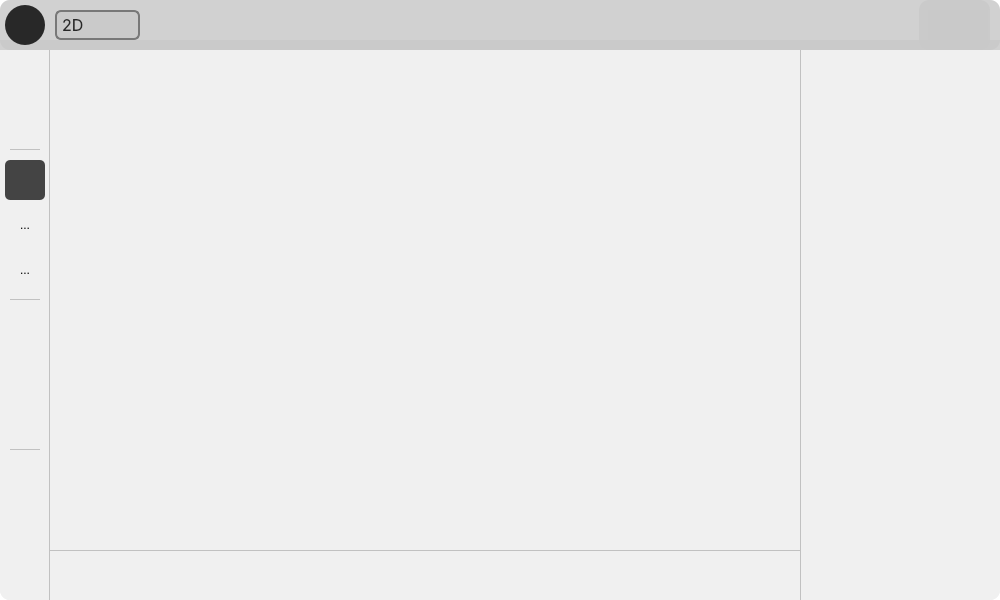
Qt form main_structure.ui (KatouMegumii/easy-to-segment) before a commit.
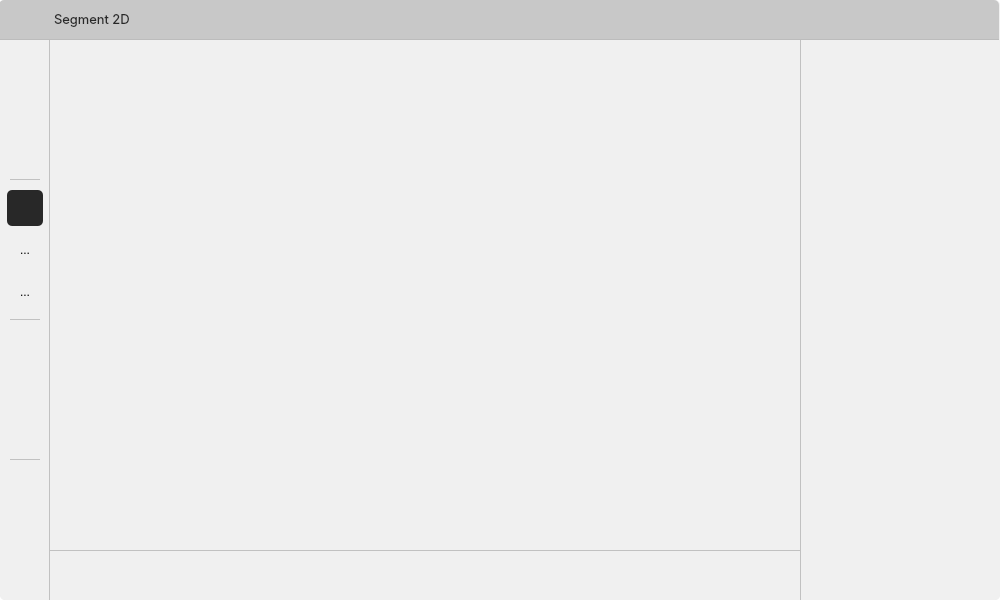
The same form after that commit. Icons and pictures are not drawn.

Commit message: style reforged

What changed in the file:
```diff
--- a/main_structure.ui
+++ b/main_structure.ui
@@ -11,7 +11,7 @@
    </rect>
   </property>
   <property name="windowTitle">
-   <string>Form</string>
+   <string>Easy To Segement</string>
   </property>
   <property name="styleSheet">
    <string notr="true">background-color: transparent;</string>
@@ -29,10 +29,10 @@
     <number>1</number>
    </property>
    <property name="styleSheet">
-    <string notr="true">border-top-left-radius:10px;
-border-top-right-radius:10px;
-border-bottom-left-radius:10px;
-border-bottom-right-radius:10px;
+    <string notr="true">border-top-left-radius:5px;
+border-top-right-radius:5px;
+border-bottom-left-radius:5px;
+border-bottom-right-radius:5px;
 background-color: rgb(240, 240, 240);</string>
    </property>
    <property name="frameShape">
@@ -44,18 +44,21 @@
    <widget class="QFrame" name="frame_top_bar">
     <property name="geometry">
      <rect>
-      <x>0</x>
+      <x>-1</x>
       <y>0</y>
       <width>1000</width>
-      <height>50</height>
+      <height>40</height>
      </rect>
     </property>
     <property name="styleSheet">
-     <string notr="true">border-top-left-radius:10px;
-border-top-right-radius:10px;
-border-bottom-left-radius:10px;
-border-bottom-right-radius:10px;
-background-color: rgba(200, 200, 200, 200)</string>
+     <string notr="true">QFrame#frame_top_bar{
+border-top-left-radius:5px;
+border-top-right-radius:5px;
+border-bottom-left-radius:0px;
+border-bottom-right-radius:0px;
+background-color: rgb(200, 200, 200);
+border-bottom: 1px solid rgba(180, 180, 180, 200);
+}</string>
     </property>
     <property name="frameShape">
      <enum>QFrame::StyledPanel</enum>
@@ -73,7 +76,8 @@
       </rect>
      </property>
      <property name="styleSheet">
-      <string notr="true"/>
+      <string notr="true">border-radius: 0px;
+border-bottom: 1px solid rgba(180, 180, 180, 200)</string>
      </property>
      <property name="frameShape">
       <enum>QFrame::StyledPanel</enum>
@@ -82,60 +86,19 @@
       <enum>QFrame::Raised</enum>
      </property>
     </widget>
-    <widget class="QPushButton" name="button_import">
-     <property name="geometry">
-      <rect>
-       <x>5</x>
-       <y>5</y>
-       <width>40</width>
-       <height>40</height>
-      </rect>
-     </property>
-     <property name="styleSheet">
-      <string notr="true">QPushButton{
-border-radius: 20px;
-min-width:40px;
-max-width:40px;
-min-height:40px;
-max-height:40px;
-background-color: rgb(40, 40, 40)
-}
-
-QPushButton:hover{
-	background-color: rgb(80, 80, 80);
-}
-QPushButton:pressed{
-	background-color: rgb(20, 20, 20);
-}
-</string>
-     </property>
-     <property name="text">
-      <string/>
-     </property>
-     <property name="icon">
-      <iconset>
-       <normaloff>UI icon/import-file.svg</normaloff>UI icon/import-file.svg</iconset>
-     </property>
-     <property name="iconSize">
-      <size>
-       <width>24</width>
-       <height>24</height>
-      </size>
-     </property>
-    </widget>
     <widget class="QComboBox" name="cbox_mode">
      <property name="geometry">
       <rect>
-       <x>55</x>
-       <y>10</y>
-       <width>85</width>
+       <x>50</x>
+       <y>5</y>
+       <width>100</width>
        <height>30</height>
       </rect>
      </property>
      <property name="font">
       <font>
        <family>SF Pro Display</family>
-       <pointsize>12</pointsize>
+       <pointsize>10</pointsize>
        <bold>false</bold>
       </font>
      </property>
@@ -144,18 +107,38 @@
      </property>
      <property name="styleSheet">
       <string notr="true">QComboBox {
-    border: 2px solid rgb(120,120,120); 
-    border-radius: 6px;
+    border-radius: 0px;
     color: rgb(40,40,40);
     padding-left:5px;
     padding-bottom:1px;
+    background:transparent;
 }
 
 
+QComboBox QAbstractItemView {
+    border:transparent;
+    outline: 0px;
+    border-radius:0px;
+	color: rgb(40,40,40);
+    background-color: rgb();
+}
+
+QComboBox QAbstractItemView::item{
+    border:transparent;
+    color: rgb(40,40,40);
+    height:30px;
+    padding-left:2px;
+}
+
+QComboBox QAbstractItemView::item:selected{
+    border:transparent;
+    color: rgb(40,40,40);
+    background-color: rgba(80, 80, 80, 50);
+}
+
 QComboBox::down-arrow { 
-width:16px; 
-height: 16px;
-padding-right:10px;
+width:12px; 
+height: 12px;
 image: url(D:/Python Coding/easy-to-segment/UI icon/down-arrow.svg); 
 }
 
@@ -166,54 +149,38 @@
      </property>
      <property name="iconSize">
       <size>
-       <width>20</width>
-       <height>20</height>
+       <width>16</width>
+       <height>16</height>
       </size>
      </property>
      <item>
       <property name="text">
-       <string>2D</string>
+       <string>Segment 2D</string>
       </property>
-      <property name="icon">
-       <iconset>
-        <normaloff>UI icon/2d.svg</normaloff>UI icon/2d.svg</iconset>
-      </property>
      </item>
      <item>
       <property name="text">
-       <string>3D</string>
+       <string>Segment 3D</string>
       </property>
-      <property name="icon">
-       <iconset>
-        <normaloff>UI icon/3d.svg</normaloff>UI icon/3d.svg</iconset>
-      </property>
      </item>
     </widget>
-    <widget class="QFrame" name="frame_top_right">
+    <widget class="QPushButton" name="button_minimize">
      <property name="geometry">
       <rect>
-       <x>919</x>
-       <y>0</y>
-       <width>71</width>
-       <height>50</height>
+       <x>935</x>
+       <y>5</y>
+       <width>30</width>
+       <height>30</height>
       </rect>
      </property>
-     <property name="frameShape">
-      <enum>QFrame::StyledPanel</enum>
-     </property>
-     <property name="frameShadow">
-      <enum>QFrame::Raised</enum>
-     </property>
-     <layout class="QHBoxLayout" name="horizontalLayout">
-      <item>
-       <widget class="QPushButton" name="button_minimize">
-        <property name="styleSheet">
-         <string notr="true">QPushButton{
+     <property name="styleSheet">
+      <string notr="true">QPushButton{
 border-radius: 0px;
 min-width:30px;
 max-width:30px;
 min-height:30px;
 max-height:30px;
+background:transparent;
 }
 
 QPushButton:hover{
@@ -223,31 +190,38 @@
 	background-color: rgba(20, 20, 20, 100);
 }
 </string>
-        </property>
-        <property name="text">
-         <string/>
-        </property>
-        <property name="icon">
-         <iconset>
-          <normaloff>UI icon/minimize.svg</normaloff>UI icon/minimize.svg</iconset>
-        </property>
-        <property name="iconSize">
-         <size>
-          <width>18</width>
-          <height>18</height>
-         </size>
-        </property>
-       </widget>
-      </item>
-      <item>
-       <widget class="QPushButton" name="button_close">
-        <property name="styleSheet">
-         <string notr="true">QPushButton{
+     </property>
+     <property name="text">
+      <string/>
+     </property>
+     <property name="icon">
+      <iconset>
+       <normaloff>UI icon/minimize.svg</normaloff>UI icon/minimize.svg</iconset>
+     </property>
+     <property name="iconSize">
+      <size>
+       <width>18</width>
+       <height>18</height>
+      </size>
+     </property>
+    </widget>
+    <widget class="QPushButton" name="button_close">
+     <property name="geometry">
+      <rect>
+       <x>965</x>
+       <y>5</y>
+       <width>30</width>
+       <height>30</height>
+      </rect>
+     </property>
+     <property name="styleSheet">
+      <string notr="true">QPushButton{
 border-radius: 0px;
 min-width:30px;
 max-width:30px;
 min-height:30px;
 max-height:30px;
+background:transparent;
 }
 
 QPushButton:hover{
@@ -257,43 +231,62 @@
 	background-color: rgba(20, 20, 20, 100);
 }
 </string>
-        </property>
-        <property name="text">
-         <string/>
-        </property>
-        <property name="icon">
-         <iconset>
-          <normaloff>UI icon/close.svg</normaloff>UI icon/close.svg</iconset>
-        </property>
-        <property name="iconSize">
-         <size>
-          <width>18</width>
-          <height>18</height>
-         </size>
-        </property>
-       </widget>
-      </item>
-     </layout>
+     </property>
+     <property name="text">
+      <string/>
+     </property>
+     <property name="icon">
+      <iconset>
+       <normaloff>UI icon/close.svg</normaloff>UI icon/close.svg</iconset>
+     </property>
+     <property name="iconSize">
+      <size>
+       <width>18</width>
+       <height>18</height>
+      </size>
+     </property>
     </widget>
-    <zorder>frame_top_border</zorder>
-    <zorder>button_import</zorder>
-    <zorder>frame_top_right</zorder>
+    <widget class="QLabel" name="icon">
+     <property name="geometry">
+      <rect>
+       <x>12</x>
+       <y>6</y>
+       <width>28</width>
+       <height>28</height>
+      </rect>
+     </property>
+     <property name="styleSheet">
+      <string notr="true">image: url(D:/Python Coding/easy-to-segment/UI icon/logo.png);
+boarder-radius:4px;
+background:transparent;</string>
+     </property>
+     <property name="text">
+      <string/>
+     </property>
+    </widget>
+    <zorder>icon</zorder>
     <zorder>cbox_mode</zorder>
+    <zorder>frame_top_border</zorder>
+    <zorder>button_minimize</zorder>
+    <zorder>button_close</zorder>
    </widget>
    <widget class="QFrame" name="frame_function_bar">
     <property name="geometry">
      <rect>
       <x>0</x>
-      <y>50</y>
+      <y>40</y>
       <width>50</width>
-      <height>550</height>
+      <height>560</height>
      </rect>
     </property>
     <property name="styleSheet">
-     <string notr="true">border-top-left-radius:10px;
-border-top-right-radius:10px;
-border-bottom-left-radius:10px;
-border-bottom-right-radius:10px;</string>
+     <string notr="true">QFrame#frame_function_bar{
+border-top-left-radius:0px;
+border-top-right-radius:0px;
+border-bottom-left-radius:5px;
+border-bottom-right-radius:0px;
+border-right: 1px solid rgba(180, 180, 180, 200)
+}</string>
     </property>
     <property name="frameShape">
      <enum>QFrame::StyledPanel</enum>
@@ -301,181 +294,19 @@
     <property name="frameShadow">
      <enum>QFrame::Raised</enum>
     </property>
-    <widget class="QFrame" name="frame_function_bar_border">
-     <property name="geometry">
-      <rect>
-       <x>40</x>
-       <y>0</y>
-       <width>10</width>
-       <height>550</height>
-      </rect>
-     </property>
-     <property name="styleSheet">
-      <string notr="true">border-right: 0.5px solid rgba(180, 180, 180, 200)</string>
-     </property>
-     <property name="frameShape">
-      <enum>QFrame::StyledPanel</enum>
-     </property>
-     <property name="frameShadow">
-      <enum>QFrame::Raised</enum>
-     </property>
-    </widget>
-    <widget class="QFrame" name="frame_operation">
-     <property name="geometry">
-      <rect>
-       <x>0</x>
-       <y>400</y>
-       <width>50</width>
-       <height>150</height>
-      </rect>
-     </property>
-     <property name="styleSheet">
-      <string notr="true">background: transparent;</string>
-     </property>
-     <property name="frameShape">
-      <enum>QFrame::StyledPanel</enum>
-     </property>
-     <property name="frameShadow">
-      <enum>QFrame::Raised</enum>
-     </property>
-     <widget class="QPushButton" name="button_undo">
-      <property name="geometry">
-       <rect>
-        <x>5</x>
-        <y>10</y>
-        <width>40</width>
-        <height>40</height>
-       </rect>
-      </property>
-      <property name="styleSheet">
-       <string notr="true">QPushButton{
-border-radius: 5px;
-min-width:40px;
-max-width:40px;
-min-height:40px;
-max-height:40px;
-}
-
-QPushButton:hover{
-background-color: rgba(80,80,80,50);
-}
-
-QPushButton:pressed{
-border: transparent;
-background-color: rgba(40,40,40,220);
-icon: url(D:/Python Coding/easy-to-segment/UI icon/undo-white.svg);
-}</string>
-      </property>
-      <property name="text">
-       <string/>
-      </property>
-      <property name="icon">
-       <iconset>
-        <normaloff>UI icon/undo.svg</normaloff>UI icon/undo.svg</iconset>
-      </property>
-      <property name="iconSize">
-       <size>
-        <width>24</width>
-        <height>24</height>
-       </size>
-      </property>
-     </widget>
-     <widget class="QPushButton" name="button_redo">
-      <property name="geometry">
-       <rect>
-        <x>5</x>
-        <y>55</y>
-        <width>40</width>
-        <height>40</height>
-       </rect>
-      </property>
-      <property name="styleSheet">
-       <string notr="true">QPushButton{
-border-radius: 5px;
-min-width:40px;
-max-width:40px;
-min-height:40px;
-max-height:40px;
-}
-
-QPushButton:hover{
-background-color: rgba(80,80,80,50);
-}
-
-QPushButton:pressed{
-border: transparent;
-background-color: rgba(40,40,40,220);
-icon: url(D:/Python Coding/easy-to-segment/UI icon/redo-white.svg);
-}</string>
-      </property>
-      <property name="text">
-       <string/>
-      </property>
-      <property name="icon">
-       <iconset>
-        <normaloff>UI icon/redo.svg</normaloff>UI icon/redo.svg</iconset>
-      </property>
-      <property name="iconSize">
-       <size>
-        <width>24</width>
-        <height>24</height>
-       </size>
-      </property>
-     </widget>
-     <widget class="QPushButton" name="button_reset">
-      <property name="geometry">
-       <rect>
-        <x>5</x>
-        <y>100</y>
-        <width>40</width>
-        <height>40</height>
-       </rect>
-      </property>
-      <property name="styleSheet">
-       <string notr="true">QPushButton{
-border-radius: 5px;
-min-width:40px;
-max-width:40px;
-min-height:40px;
-max-height:40px;
-}
-
-QPushButton:hover{
-background-color: rgba(80,80,80,50);
-}
-
-QPushButton:pressed{
-border: transparent;
-background-color: rgba(40,40,40,220);
-icon: url(D:/Python Coding/easy-to-segment/UI icon/reset-white.svg);
-}</string>
-      </property>
-      <property name="text">
-       <string/>
-      </property>
-      <property name="icon">
-       <iconset>
-        <normaloff>UI icon/reset.svg</normaloff>UI icon/reset.svg</iconset>
-      </property>
-      <property name="iconSize">
-       <size>
-        <width>24</width>
-        <height>24</height>
-       </size>
-      </property>
-     </widget>
-    </widget>
     <widget class="QFrame" name="frame_settings">
      <property name="geometry">
       <rect>
        <x>0</x>
        <y>0</y>
        <width>50</width>
-       <height>100</height>
+       <height>140</height>
       </rect>
      </property>
      <property name="styleSheet">
-      <string notr="true">background: transparent;</string>
+      <string notr="true">
+background: transparent;
+</string>
      </property>
      <property name="frameShape">
       <enum>QFrame::StyledPanel</enum>
@@ -486,10 +317,10 @@
      <widget class="QPushButton" name="button_settings">
       <property name="geometry">
        <rect>
-        <x>5</x>
-        <y>5</y>
-        <width>40</width>
-        <height>40</height>
+        <x>7</x>
+        <y>94</y>
+        <width>36</width>
+        <height>36</height>
        </rect>
       </property>
       <property name="toolTipDuration">
@@ -498,10 +329,10 @@
       <property name="styleSheet">
        <string notr="true">QPushButton{
 border-radius: 5px;
-min-width:40px;
-max-width:40px;
-min-height:40px;
-max-height:40px;
+min-width:36px;
+max-width:36px;
+min-height:36px;
+max-height:36px;
 }
 
 QPushButton:hover{
@@ -510,7 +341,7 @@
 
 QPushButton:pressed{
 border: transparent;
-background-color: rgba(40,40,40,220);
+background-color: rgb(40,40,40);
 icon: url(D:/Python Coding/easy-to-segment/UI icon/settings-white.svg);
 }
 </string>
@@ -529,32 +360,13 @@
        </size>
       </property>
      </widget>
-     <widget class="QFrame" name="frame_settings_border">
-      <property name="geometry">
-       <rect>
-        <x>10</x>
-        <y>95</y>
-        <width>30</width>
-        <height>5</height>
-       </rect>
-      </property>
-      <property name="styleSheet">
-       <string notr="true">border-bottom: 1px solid rgba(180, 180, 180, 200)</string>
-      </property>
-      <property name="frameShape">
-       <enum>QFrame::StyledPanel</enum>
-      </property>
-      <property name="frameShadow">
-       <enum>QFrame::Raised</enum>
-      </property>
-     </widget>
      <widget class="QPushButton" name="button_save">
       <property name="geometry">
        <rect>
-        <x>5</x>
-        <y>50</y>
-        <width>40</width>
-        <height>40</height>
+        <x>7</x>
+        <y>52</y>
+        <width>36</width>
+        <height>36</height>
        </rect>
       </property>
       <property name="font">
@@ -567,10 +379,10 @@
       <property name="styleSheet">
        <string notr="true">QPushButton{
 border-radius: 5px;
-min-width:40px;
-max-width:40px;
-min-height:40px;
-max-height:40px;
+min-width:36px;
+max-width:36px;
+min-height:36px;
+max-height:36px;
 }
 
 QPushButton:hover{
@@ -579,7 +391,7 @@
 
 QPushButton:pressed{
 border: transparent;
-background-color: rgba(40,40,40,220);
+background-color:  rgb(40,40,40);
 icon: url(D:/Python Coding/easy-to-segment/UI icon/save-white.svg);
 }</string>
       </property>
@@ -592,19 +404,85 @@
       </property>
       <property name="iconSize">
        <size>
-        <width>24</width>
-        <height>24</height>
+        <width>26</width>
+        <height>26</height>
        </size>
       </property>
      </widget>
+     <widget class="QPushButton" name="button_import">
+      <property name="geometry">
+       <rect>
+        <x>7</x>
+        <y>10</y>
+        <width>36</width>
+        <height>36</height>
+       </rect>
+      </property>
+      <property name="toolTipDuration">
+       <number>0</number>
+      </property>
+      <property name="styleSheet">
+       <string notr="true">QPushButton{
+border-radius: 5px;
+min-width:36px;
+max-width:36px;
+min-height:36px;
+max-height:36px;
+}
+
+QPushButton:hover{
+background-color: rgba(80,80,80,50);
+}
+
+QPushButton:pressed{
+border: transparent;
+background-color: rgb(40,40,40);
+icon: url(D:/Python Coding/easy-to-segment/UI icon/import-white.svg);
+}
+</string>
+      </property>
+      <property name="text">
+       <string/>
+      </property>
+      <property name="icon">
+       <iconset>
+        <normaloff>UI icon/import.svg</normaloff>UI icon/import.svg</iconset>
+      </property>
+      <property name="iconSize">
+       <size>
+        <width>26</width>
+        <height>26</height>
+       </size>
+      </property>
+     </widget>
+     <widget class="QFrame" name="frame_settings_bottom">
+      <property name="geometry">
+       <rect>
+        <x>10</x>
+        <y>135</y>
+        <width>30</width>
+        <height>5</height>
+       </rect>
+      </property>
+      <property name="styleSheet">
+       <string notr="true">border-radius:0px;
+border-bottom: 1px solid rgba(180, 180, 180, 200);</string>
+      </property>
+      <property name="frameShape">
+       <enum>QFrame::StyledPanel</enum>
+      </property>
+      <property name="frameShadow">
+       <enum>QFrame::Raised</enum>
+      </property>
+     </widget>
     </widget>
     <widget class="QFrame" name="frame_mode">
      <property name="geometry">
       <rect>
        <x>0</x>
-       <y>100</y>
+       <y>140</y>
        <width>50</width>
-       <height>150</height>
+       <height>140</height>
       </rect>
      </property>
      <property name="styleSheet">
@@ -619,28 +497,29 @@
      <widget class="QToolButton" name="button_box_mode">
       <property name="geometry">
        <rect>
-        <x>5</x>
-        <y>100</y>
-        <width>40</width>
-        <height>40</height>
+        <x>7</x>
+        <y>94</y>
+        <width>36</width>
+        <height>36</height>
        </rect>
       </property>
       <property name="styleSheet">
        <string notr="true">QToolButton{
 border-radius: 5px;
-min-width:40px;
-max-width:40px;
-min-height:40px;
-max-height:40px;
+min-width:36px;
+max-width:36px;
+min-height:36px;
+max-height:36px;
 }
 
+
 QToolButton:hover{
 background-color: rgba(80,80,80,50);
 }
 
 QToolButton:pressed{
 border: none;
-background-color: rgba(40,40,40,220);
+background-color: rgb(40,40,40);
 padding-left: 0px;
 padding-right:0px;
 padding-bottom:0px;
@@ -649,7 +528,7 @@
 
 QToolButton:checked{
 border: none;
-background-color: rgba(40,40,40,220);
+background-color: rgb(40,40,40);
 padding-left: 0px;
 padding-right:0px;
 padding-bottom:0px;
@@ -680,19 +559,19 @@
      <widget class="QToolButton" name="button_view_mode">
       <property name="geometry">
        <rect>
-        <x>5</x>
+        <x>7</x>
         <y>10</y>
-        <width>40</width>
-        <height>40</height>
+        <width>36</width>
+        <height>36</height>
        </rect>
       </property>
       <property name="styleSheet">
        <string notr="true">QToolButton{
 border-radius: 5px;
-min-width:40px;
-max-width:40px;
-min-height:40px;
-max-height:40px;
+min-width:36px;
+max-width:36px;
+min-height:36px;
+max-height:36px;
 }
 
 QToolButton:hover{
@@ -701,7 +580,7 @@
 
 QToolButton:pressed{
 border: none;
-background-color: rgba(40,40,40,220);
+background-color: rgb(40,40,40);
 padding-left: 0px;
 padding-right:0px;
 padding-bottom:0px;
@@ -710,7 +589,7 @@
 
 QToolButton:checked{
 border: none;
-background-color: rgba(40,40,40,220);
+background-color: rgb(40,40,40);
 padding-left: 0px;
 padding-right:0px;
 padding-bottom:0px;
@@ -744,28 +623,29 @@
      <widget class="QToolButton" name="button_point_mode">
       <property name="geometry">
        <rect>
-        <x>5</x>
-        <y>55</y>
-        <width>40</width>
-        <height>40</height>
+        <x>7</x>
+        <y>52</y>
+        <width>36</width>
+        <height>36</height>
        </rect>
       </property>
       <property name="styleSheet">
        <string notr="true">QToolButton{
 border-radius: 5px;
-min-width:40px;
-max-width:40px;
-min-height:40px;
-max-height:40px;
+min-width:36px;
+max-width:36px;
+min-height:36px;
+max-height:36px;
 }
 
+
 QToolButton:hover{
 background-color: rgba(80,80,80,50);
 }
 
 QToolButton:pressed{
 border: none;
-background-color: rgba(40,40,40,220);
+background-color:  rgb(40,40,40);
 padding-left: 0px;
 padding-right:0px;
 padding-bottom:0px;
@@ -774,7 +654,7 @@
 
 QToolButton:checked{
 border: none;
-background-color: rgba(40,40,40,220);
+background-color: rgb(40,40,40);
 padding-left: 0px;
 padding-right:0px;
 padding-bottom:0px;
@@ -802,17 +682,18 @@
        <string notr="true">mode_button_group</string>
       </attribute>
      </widget>
-     <widget class="QFrame" name="frame_mode_border">
+     <widget class="QFrame" name="frame_mode_bottom">
       <property name="geometry">
        <rect>
         <x>10</x>
-        <y>145</y>
+        <y>135</y>
         <width>30</width>
         <height>5</height>
        </rect>
       </property>
       <property name="styleSheet">
-       <string notr="true">border-bottom: 1px solid rgba(180, 180, 180, 200)</string>
+       <string notr="true">border-radius:0px;
+border-bottom: 1px solid rgba(180, 180, 180, 200);</string>
       </property>
       <property name="frameShape">
        <enum>QFrame::StyledPanel</enum>
@@ -822,13 +703,13 @@
       </property>
      </widget>
     </widget>
-    <widget class="QFrame" name="frame_settings_2">
+    <widget class="QFrame" name="frame_function">
      <property name="geometry">
       <rect>
        <x>0</x>
-       <y>250</y>
+       <y>280</y>
        <width>50</width>
-       <height>150</height>
+       <height>140</height>
       </rect>
      </property>
      <property name="styleSheet">
@@ -843,10 +724,10 @@
      <widget class="QPushButton" name="button_add_group">
       <property name="geometry">
        <rect>
-        <x>5</x>
+        <x>7</x>
         <y>10</y>
-        <width>40</width>
-        <height>40</height>
+        <width>36</width>
+        <height>36</height>
        </rect>
       </property>
       <property name="toolTipDuration">
@@ -855,10 +736,10 @@
       <property name="styleSheet">
        <string notr="true">QPushButton{
 border-radius: 5px;
-min-width:40px;
-max-width:40px;
-min-height:40px;
-max-height:40px;
+min-width:36px;
+max-width:36px;
+min-height:36px;
+max-height:36px;
 }
 
 QPushButton:hover{
@@ -867,7 +748,7 @@
 
 QPushButton:pressed{
 border: transparent;
-background-color: rgba(40,40,40,220);
+background-color:  rgb(40,40,40);
 icon: url(D:/Python Coding/easy-to-segment/UI icon/square-add-white.svg);
 }
 </string>
@@ -886,32 +767,13 @@
        </size>
       </property>
      </widget>
-     <widget class="QFrame" name="frame_settings_border_2">
-      <property name="geometry">
-       <rect>
-        <x>10</x>
-        <y>145</y>
-        <width>30</width>
-        <height>5</height>
-       </rect>
-      </property>
-      <property name="styleSheet">
-       <string notr="true">border-bottom: 1px solid rgba(180, 180, 180, 200)</string>
-      </property>
-      <property name="frameShape">
-       <enum>QFrame::StyledPanel</enum>
-      </property>
-      <property name="frameShadow">
-       <enum>QFrame::Raised</enum>
-      </property>
-     </widget>
      <widget class="QPushButton" name="button_generate_mask">
       <property name="geometry">
        <rect>
-        <x>5</x>
-        <y>55</y>
-        <width>40</width>
-        <height>40</height>
+        <x>7</x>
+        <y>52</y>
+        <width>36</width>
+        <height>36</height>
        </rect>
       </property>
       <property name="font">
@@ -924,10 +786,10 @@
       <property name="styleSheet">
        <string notr="true">QPushButton{
 border-radius: 5px;
-min-width:40px;
-max-width:40px;
-min-height:40px;
-max-height:40px;
+min-width:36px;
+max-width:36px;
+min-height:36px;
+max-height:36px;
 }
 
 QPushButton:hover{
@@ -936,7 +798,7 @@
 
 QPushButton:pressed{
 border: transparent;
-background-color: rgba(40,40,40,220);
+background-color:  rgb(40,40,40);
 icon: url(D:/Python Coding/easy-to-segment/UI icon/generate-mask-white.svg);
 }</string>
       </property>
@@ -957,10 +819,10 @@
      <widget class="QPushButton" name="button_auto_mask">
       <property name="geometry">
        <rect>
-        <x>5</x>
-        <y>100</y>
-        <width>40</width>
-        <height>40</height>
+        <x>7</x>
+        <y>94</y>
+        <width>36</width>
+        <height>36</height>
        </rect>
       </property>
       <property name="font">
@@ -973,10 +835,10 @@
       <property name="styleSheet">
        <string notr="true">QPushButton{
 border-radius: 5px;
-min-width:40px;
-max-width:40px;
-min-height:40px;
-max-height:40px;
+min-width:36px;
+max-width:36px;
+min-height:36px;
+max-height:36px;
 }
 
 QPushButton:hover{
@@ -985,7 +847,7 @@
 
 QPushButton:pressed{
 border: transparent;
-background-color: rgba(40,40,40,220);
+background-color:  rgb(40,40,40);
 icon: url(D:/Python Coding/easy-to-segment/UI icon/magic-white.svg);
 }</string>
       </property>
@@ -1003,42 +865,197 @@
        </size>
       </property>
      </widget>
+     <widget class="QFrame" name="frame_function_bottom">
+      <property name="geometry">
+       <rect>
+        <x>10</x>
+        <y>135</y>
+        <width>30</width>
+        <height>5</height>
+       </rect>
+      </property>
+      <property name="styleSheet">
+       <string notr="true">border-radius:0px;
+border-bottom: 1px solid rgba(180, 180, 180, 200);</string>
+      </property>
+      <property name="frameShape">
+       <enum>QFrame::StyledPanel</enum>
+      </property>
+      <property name="frameShadow">
+       <enum>QFrame::Raised</enum>
+      </property>
+     </widget>
+    </widget>
+    <widget class="QFrame" name="frame_operation">
+     <property name="geometry">
+      <rect>
+       <x>0</x>
+       <y>420</y>
+       <width>50</width>
+       <height>140</height>
+      </rect>
+     </property>
+     <property name="styleSheet">
+      <string notr="true">background: transparent;</string>
+     </property>
+     <property name="frameShape">
+      <enum>QFrame::StyledPanel</enum>
+     </property>
+     <property name="frameShadow">
+      <enum>QFrame::Raised</enum>
+     </property>
+     <widget class="QPushButton" name="button_undo">
+      <property name="geometry">
+       <rect>
+        <x>7</x>
+        <y>10</y>
+        <width>36</width>
+        <height>36</height>
+       </rect>
+      </property>
+      <property name="styleSheet">
+       <string notr="true">QPushButton{
+border-radius: 5px;
+min-width:36px;
+max-width:36px;
+min-height:36px;
+max-height:36px;
+}
+
+QPushButton:hover{
+background-color: rgba(80,80,80,50);
+}
+
+QPushButton:pressed{
+border: transparent;
+background-color:  rgb(40,40,40);
+icon: url(D:/Python Coding/easy-to-segment/UI icon/undo-white.svg);
+}</string>
+      </property>
+      <property name="text">
+       <string/>
+      </property>
+      <property name="icon">
+       <iconset>
+        <normaloff>UI icon/undo.svg</normaloff>UI icon/undo.svg</iconset>
+      </property>
+      <property name="iconSize">
+       <size>
+        <width>24</width>
+        <height>24</height>
+       </size>
+      </property>
+     </widget>
+     <widget class="QPushButton" name="button_redo">
+      <property name="geometry">
+       <rect>
+        <x>7</x>
+        <y>52</y>
+        <width>36</width>
+        <height>36</height>
+       </rect>
+      </property>
+      <property name="styleSheet">
+       <string notr="true">QPushButton{
+border-radius: 5px;
+min-width:36px;
+max-width:36px;
+min-height:36px;
+max-height:36px;
+}
+
+QPushButton:hover{
+background-color: rgba(80,80,80,50);
+}
+
+QPushButton:pressed{
+border: transparent;
+background-color:  rgb(40,40,40);
+icon: url(D:/Python Coding/easy-to-segment/UI icon/redo-white.svg);
+}</string>
+      </property>
+      <property name="text">
+       <string/>
+      </property>
+      <property name="icon">
+       <iconset>
+        <normaloff>UI icon/redo.svg</normaloff>UI icon/redo.svg</iconset>
+      </property>
+      <property name="iconSize">
+       <size>
+        <width>24</width>
+        <height>24</height>
+       </size>
+      </property>
+     </widget>
+     <widget class="QPushButton" name="button_reset">
+      <property name="geometry">
+       <rect>
+        <x>7</x>
+        <y>94</y>
+        <width>36</width>
+        <height>36</height>
+       </rect>
+      </property>
+      <property name="styleSheet">
+       <string notr="true">QPushButton{
+border-radius: 5px;
+min-width:36px;
+max-width:36px;
+min-height:36px;
+max-height:36px;
+}
+
+QPushButton:hover{
+background-color: rgba(80,80,80,50);
+}
+
+QPushButton:pressed{
+border: transparent;
+background-color:  rgb(40,40,40);
+icon: url(D:/Python Coding/easy-to-segment/UI icon/reset-white.svg);
+}</string>
+      </property>
+      <property name="text">
+       <string/>
+      </property>
+      <property name="icon">
+       <iconset>
+        <normaloff>UI icon/reset.svg</normaloff>UI icon/reset.svg</iconset>
+      </property>
+      <property name="iconSize">
+       <size>
+        <width>24</width>
+        <height>24</height>
+       </size>
+      </property>
+     </widget>
     </widget>
    </widget>
    <widget class="QFrame" name="frame_mask_list">
     <property name="geometry">
      <rect>
       <x>800</x>
-      <y>50</y>
+      <y>40</y>
       <width>200</width>
-      <height>550</height>
+      <height>560</height>
      </rect>
     </property>
+    <property name="styleSheet">
+     <string notr="true">QFrame{
+border-top-left-radius:0px;
+border-top-right-radius:0px;
+border-bottom-left-radius:0px;
+border-bottom-right-radius:5px;
+border-left: 1px solid rgba(180, 180, 180, 200);
+}</string>
+    </property>
     <property name="frameShape">
      <enum>QFrame::StyledPanel</enum>
     </property>
     <property name="frameShadow">
      <enum>QFrame::Raised</enum>
     </property>
-    <widget class="QFrame" name="frame_mask_list_border">
-     <property name="geometry">
-      <rect>
-       <x>0</x>
-       <y>0</y>
-       <width>10</width>
-       <height>550</height>
-      </rect>
-     </property>
-     <property name="styleSheet">
-      <string notr="true">border-left: 1px solid rgba(180, 180, 180, 200)</string>
-     </property>
-     <property name="frameShape">
-      <enum>QFrame::StyledPanel</enum>
-     </property>
-     <property name="frameShadow">
-      <enum>QFrame::Raised</enum>
-     </property>
-    </widget>
    </widget>
    <widget class="QFrame" name="frame_display">
     <property name="geometry">
@@ -1049,32 +1066,26 @@
       <height>50</height>
      </rect>
     </property>
+    <property name="styleSheet">
+     <string notr="true">QFrame{
+border-top-left-radius:0px;
+border-top-right-radius:0px;
+border-bottom-left-radius:0px;
+border-bottom-right-radius:0px;
+border-top: 1px solid rgba(180, 180, 180, 200);
+}</string>
+    </property>
     <property name="frameShape">
      <enum>QFrame::StyledPanel</enum>
     </property>
     <property name="frameShadow">
      <enum>QFrame::Raised</enum>
     </property>
-    <widget class="QFrame" name="frame_display_border">
-     <property name="geometry">
-      <rect>
-       <x>0</x>
-       <y>0</y>
-       <width>750</width>
-       <height>10</height>
-      </rect>
-     </property>
-     <property name="styleSheet">
-      <string notr="true">border-top: 1px solid rgba(180, 180, 180, 200)</string>
-     </property>
-     <property name="frameShape">
-      <enum>QFrame::StyledPanel</enum>
-     </property>
-     <property name="frameShadow">
-      <enum>QFrame::Raised</enum>
-     </property>
-    </widget>
    </widget>
+   <zorder>frame_mask_list</zorder>
+   <zorder>frame_display</zorder>
+   <zorder>frame_function_bar</zorder>
+   <zorder>frame_top_bar</zorder>
   </widget>
  </widget>
  <resources/>
```
Left out of the diff: 4 changed lines with no effect on the pictures. The commit also changes 3 other files.
